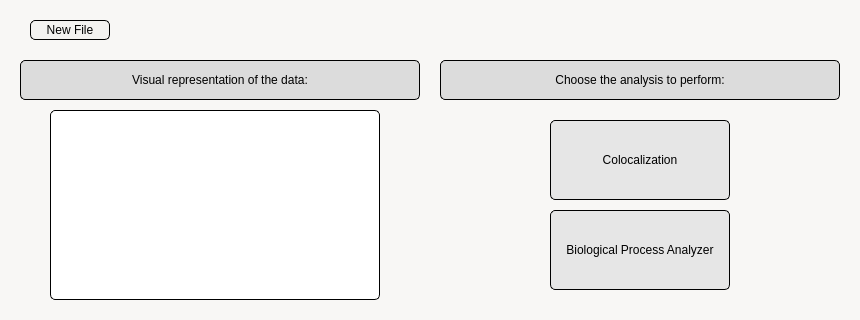
LorenzoTarricone/TranscriptomiC, file MenuWindow.ui: the form before one commit.
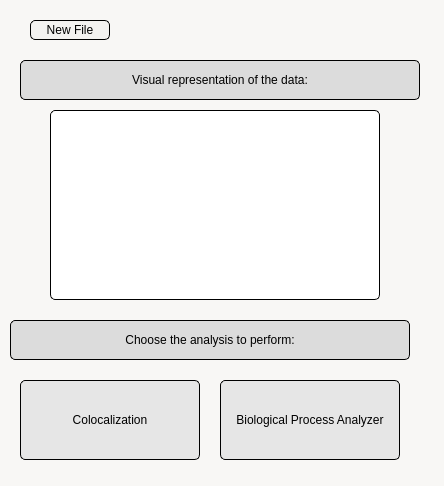
The form after the commit. Custom widgets are drawn as their Qt base class.

What changed in the file:
```diff
--- a/MenuWindow.ui
+++ b/MenuWindow.ui
@@ -6,8 +6,8 @@
    <rect>
     <x>0</x>
     <y>0</y>
-    <width>860</width>
-    <height>320</height>
+    <width>444</width>
+    <height>486</height>
    </rect>
   </property>
   <property name="windowTitle">
@@ -42,8 +42,8 @@
    <widget class="QPushButton" name="ColocalizationButton">
     <property name="geometry">
      <rect>
-      <x>550</x>
-      <y>120</y>
+      <x>20</x>
+      <y>380</y>
       <width>180</width>
       <height>80</height>
      </rect>
@@ -63,8 +63,8 @@
    <widget class="QPushButton" name="BiologicalButton">
     <property name="geometry">
      <rect>
-      <x>550</x>
-      <y>210</y>
+      <x>220</x>
+      <y>380</y>
       <width>180</width>
       <height>80</height>
      </rect>
@@ -131,8 +131,8 @@
    <widget class="QLabel" name="AnalysisPerformLabel">
     <property name="geometry">
      <rect>
-      <x>440</x>
-      <y>60</y>
+      <x>10</x>
+      <y>320</y>
       <width>400</width>
       <height>40</height>
      </rect>
```
Left out of the diff: 4 changed lines with no effect on the pictures.
